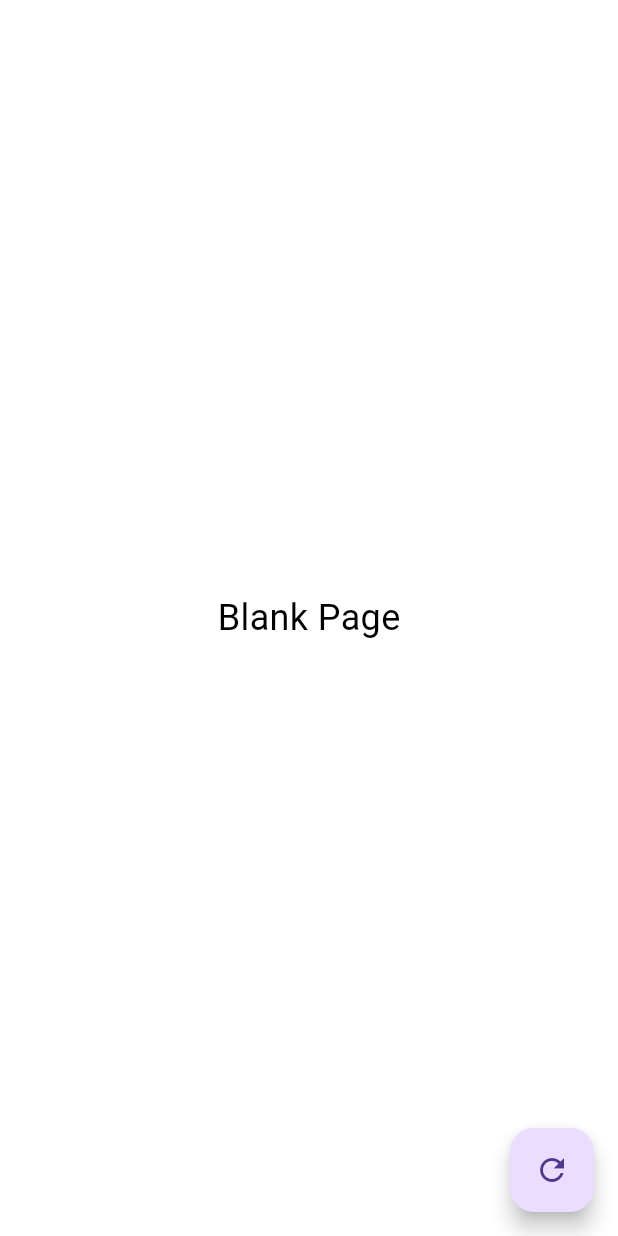
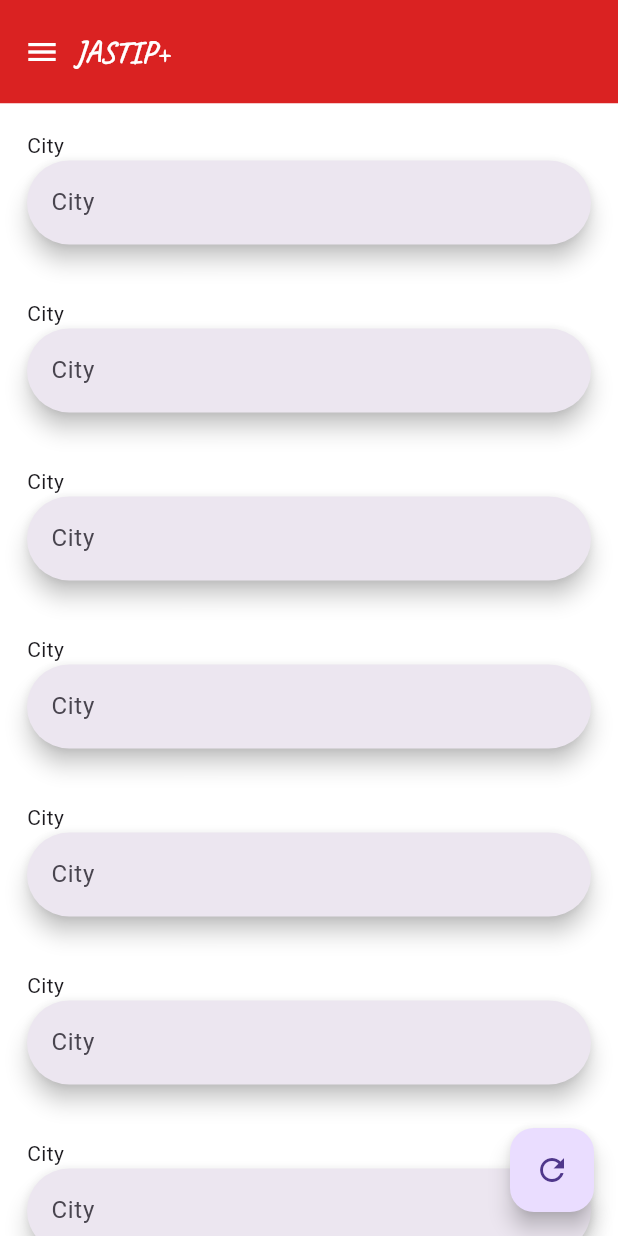
Before and after one commit to mandryskowski/jastip, a Flutter app: the screen it shows after launch, on a phone screen of 412 x 824 dp. Run offline on Flutter 3.47's test engine with Material 3 defaults, Android fonts, the phone set to English and light mode, and no system bars; our stand-ins replace google_fonts.

Commit message:
[Feat] Implemented initial home page, separated classes into different files

```diff
--- a/frontend/jastip/lib/BlankPage.dart
+++ b/frontend/jastip/lib/BlankPage.dart
@@ -1,5 +1,7 @@
 import 'package:flutter/material.dart';
+import 'package:jastip/FormBox.dart';
 import "package:jastip/LoadingPage.dart";
+import 'package:jastip/PageHeader.dart';
 
 class BlankPage extends StatelessWidget {
   const BlankPage({super.key});
@@ -8,14 +10,13 @@ class BlankPage extends StatelessWidget {
   Widget build(BuildContext context) {
     return Scaffold(
       backgroundColor: Colors.white,
-      body: const Center(
-        child: Text(
-          'Blank Page',
-          style: TextStyle(
-            fontSize: 24,
-            color: Colors.black,
-          ),
-        ),
+      body: const Column(
+        children: [
+          PageHeader(title: 'JASTIP+'),
+          Expanded(
+            child: Formbox(fields: ["City", "City","City","City","City","City","City", "Name", "Date"]),
+          )
+        ],
       ),
       floatingActionButton: FloatingActionButton(
         onPressed: () {
--- /dev/null
+++ b/frontend/jastip/lib/FormBox.dart
@@ -0,0 +1,54 @@
+import 'package:flutter/material.dart';
+
+class Formbox extends StatelessWidget {
+  const Formbox({
+    super.key,
+    required this.fields,
+  });
+
+  final List<String> fields;
+  @override
+  Widget build(BuildContext context) {
+
+      return Container(
+        color: const Color.fromARGB(255, 255, 255, 255), // Set background color as needed
+        child: SingleChildScrollView(
+          child: ConstrainedBox(
+            constraints: BoxConstraints(),
+            child: Column(
+              mainAxisAlignment: MainAxisAlignment.spaceBetween,
+              crossAxisAlignment: CrossAxisAlignment.stretch,
+              children: List.generate(
+                fields.length,
+                (index) => SearchBarWidget(text: fields[index])
+              ),
+            ),
+          ),
+        ),
+      );
+  }
+}
+
+class SearchBarWidget extends StatelessWidget {
+  const SearchBarWidget({
+    super.key,
+    required this.text,
+  });
+
+  final String text;
+
+  @override
+  Widget build(BuildContext context) {
+    return Container(
+      margin: const EdgeInsets.all(15.0),
+      padding: const EdgeInsets.all(3.0),
+      child: Column(
+        children: [
+          Align(alignment: Alignment.centerLeft, child:Text(text)),
+          Center(child: SearchBar(hintText: text))
+        ]
+      ),
+    );
+
+  }
+}
--- a/frontend/jastip/lib/LoadingPage.dart
+++ b/frontend/jastip/lib/LoadingPage.dart
@@ -45,8 +45,8 @@ class _LoadingScreenState extends State<LoadingScreen> {
             mainAxisAlignment: MainAxisAlignment.center,
             children: [
               Text(
-                'Jastip+',
-                style: GoogleFonts.patrickHand(
+                'JASTIP+',
+                style: GoogleFonts.caveat(
                   textStyle: const TextStyle(
                     color: Colors.white,
                     fontSize: 40,
@@ -64,7 +64,7 @@ class _LoadingScreenState extends State<LoadingScreen> {
               const SizedBox(height: 20), // Adds some space between the two text widgets
               Text(
                 'Connecting you to home',
-                style: GoogleFonts.patrickHand(
+                style: GoogleFonts.caveat(
                   textStyle: const TextStyle(
                     color: Colors.white,
                     fontSize: 20,
--- /dev/null
+++ b/frontend/jastip/lib/PageHeader.dart
@@ -0,0 +1,33 @@
+import 'package:flutter/material.dart';
+import 'package:google_fonts/google_fonts.dart';
+
+class PageHeader extends StatelessWidget {
+  final String title;
+
+  const PageHeader({Key? key, required this.title}) : super(key: key);
+
+  @override
+  Widget build(BuildContext context) {
+    return Container(
+      padding: EdgeInsets.symmetric(vertical: 20, horizontal: 16),
+      color: const Color(0xFFDA2222),
+      child: Row(
+        children: [
+          Icon(
+            Icons.menu,
+            color: Colors.white,
+          ),
+          SizedBox(width: 10),
+          Text(
+            title,
+            style: GoogleFonts.caveat(
+              color: Colors.white,
+              fontSize: 20,
+              fontWeight: FontWeight.bold,
+            ),
+          ),
+        ],
+      ),
+    );
+  }
+}
```
Also changed, not shown: frontend/jastip/lib/SearchPage.dart (added, +77 -0 lines).
